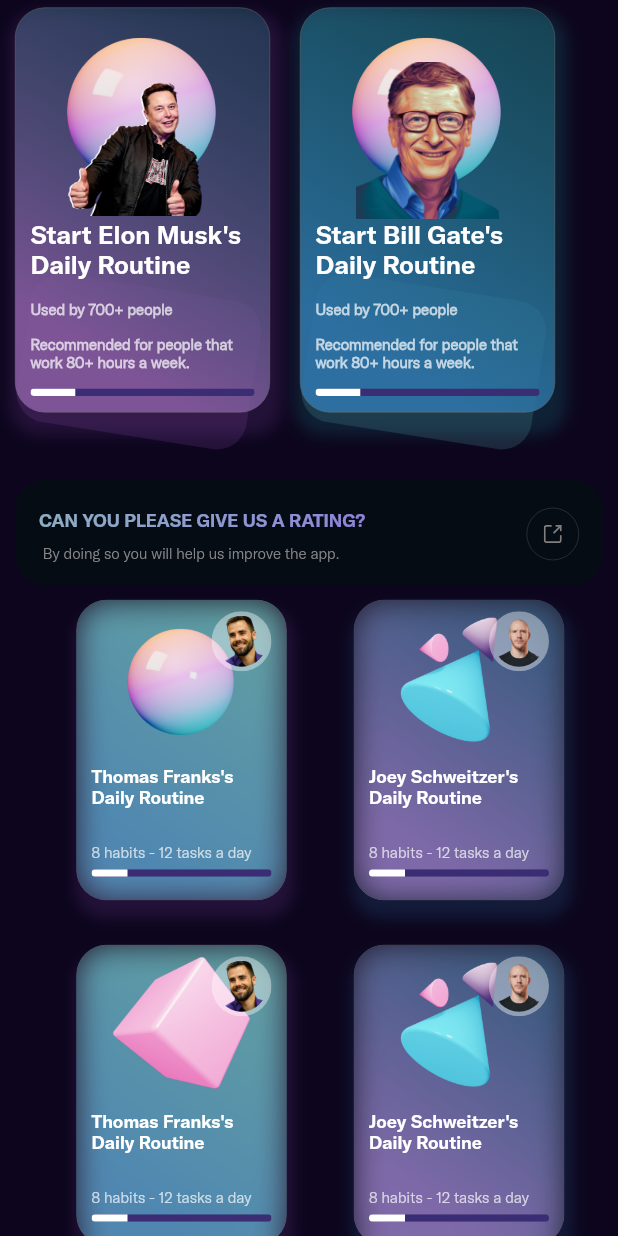
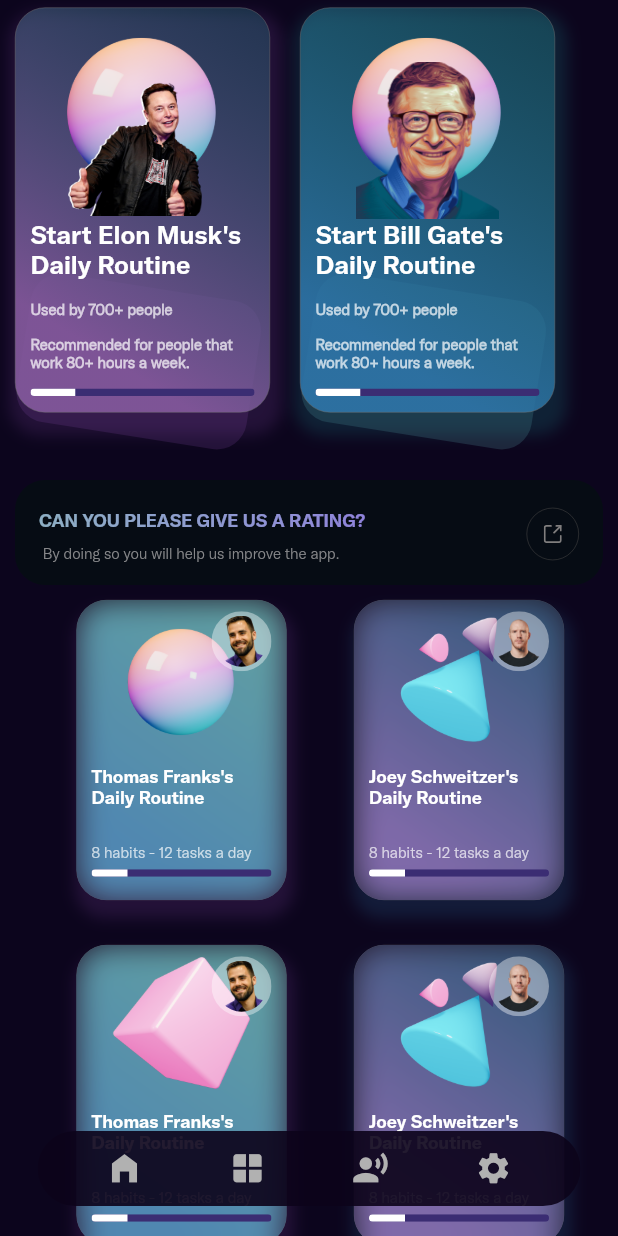
Before and after one commit to ANORAK-MATTFLY/habit_master, a Flutter app: the screen it shows after launch, scrolled down 100 dp, on a phone screen of 412 x 824 dp. Run offline on Flutter 3.47's test engine with Material 2 defaults, Android fonts, the phone set to English and light mode, and no system bars; drawn by our look-alikes of blur, simple_gradient_text; our stand-ins replace flutter_bloc, flutter_svg, lottie, outline_gradient_button, percent_indicator, rive and 2 more.

Commit message:
feature: bottom app bar

```diff
--- a/lib/features/home/presentation/pages/home_page.dart
+++ b/lib/features/home/presentation/pages/home_page.dart
@@ -12,6 +12,7 @@
 import 'package:habit_master/features/home/presentation/widgets/large_card.dart';
 
 import '../../../auth/presentaation/pages/onboarding_screen.dart';
+import '../widgets/bottom_app_bar.dart';
 
 class HomePage extends StatefulWidget {
   const HomePage({Key? key}) : super(key: key);
@@ -230,7 +231,9 @@
                   ],
                 ),
               ],
-              body: Container(
+              body: Stack(
+                children: [
+                  Container(
                     height: height,
                     width: double.infinity,
                     decoration: const BoxDecoration(color: Color(0xFF0C051D)),
@@ -244,6 +247,8 @@
                           const SizedBox(height: 10.0),
                     ),
                   ),
+                ],
+              ),
             ),
             BlocBuilder<OnboardingCubit, bool>(
               bloc: _canDisplayOnboardingScreen,
@@ -251,13 +256,11 @@
                 top: 0.0,
                 child: Visibility(
                   visible: canDisplayOnboardingScreen,
-                  child: ShowUpAnimation(
-                    animationDuration: const Duration(milliseconds: 300),
-                    delayStart: const Duration(milliseconds: 0),
-                    curve: Curves.bounceIn,
-                    direction: Direction.vertical,
-                    offset: 0.2,
-                    child: const OnboardingScreen(
+                  child: const AnimatedAlign(
+                    alignment: Alignment.topCenter,
+                    duration: Duration(milliseconds: 500),
+                    curve: Curves.decelerate,
+                    child: OnboardingScreen(
                       key: Key('e'),
                     ),
                   ),
--- /dev/null
+++ b/lib/features/home/presentation/widgets/bottom_app_bar.dart
@@ -0,0 +1,100 @@
+import 'package:flutter/material.dart';
+import 'package:habit_master/features/home/presentation/pages/home_page.dart';
+
+import '../../../routine/presentation/pages/daily_routine_page.dart';
+
+class SuspendedBottomAppBar extends StatefulWidget {
+  const SuspendedBottomAppBar({Key? key}) : super(key: key);
+
+  @override
+  State<SuspendedBottomAppBar> createState() => _SuspendedBottomAppBarState();
+}
+
+class _SuspendedBottomAppBarState extends State<SuspendedBottomAppBar> {
+  int index = 0;
+  @override
+  Widget build(BuildContext context) {
+    final width = MediaQuery.of(context).size.width;
+    final height = MediaQuery.of(context).size.height;
+    final screens = [const HomePage(), const DailyRoutine()];
+    return Material(
+      child: SizedBox(
+        height: height,
+        width: width,
+        child: Stack(
+          children: [
+            screens[index],
+            Align(
+              alignment: Alignment.bottomCenter,
+              child: Padding(
+                padding: const EdgeInsets.only(bottom: 20.0),
+                child: ClipRRect(
+                  borderRadius: const BorderRadius.all(Radius.circular(30.0)),
+                  child: Container(
+                      height: 50.0,
+                      width: (width - 50.0),
+                      decoration: const BoxDecoration(
+                        color: Color.fromARGB(231, 12, 3, 26),
+                      ),
+                      child: Row(
+                        mainAxisAlignment: MainAxisAlignment.spaceEvenly,
+                        children: [
+                          IconButton(
+                            onPressed: () {
+                              setState(() {
+                                index = 0;
+                              });
+                            },
+                            icon: const Icon(
+                              Icons.home_filled,
+                              size: 25.0,
+                              color: Color.fromARGB(255, 177, 177, 177),
+                            ),
+                          ),
+                          IconButton(
+                            onPressed: () {
+                              setState(() {
+                                index = 1;
+                              });
+                            },
+                            icon: const Icon(
+                              Icons.window_rounded,
+                              size: 25.0,
+                              color: Color.fromARGB(255, 177, 177, 177),
+                            ),
+                          ),
+                          IconButton(
+                            onPressed: () {
+                              setState(() {
+                                index = 2;
+                              });
+                            },
+                            icon: const Icon(
+                              Icons.record_voice_over,
+                              size: 25.0,
+                              color: Color.fromARGB(255, 177, 177, 177),
+                            ),
+                          ),
+                          IconButton(
+                            onPressed: () {
+                              setState(() {
+                                index = 3;
+                              });
+                            },
+                            icon: const Icon(
+                              Icons.settings,
+                              size: 25.0,
+                              color: Color.fromARGB(255, 177, 177, 177),
+                            ),
+                          ),
+                        ],
+                      )),
+                ),
+              ),
+            ),
+          ],
+        ),
+      ),
+    );
+  }
+}
--- a/lib/main.dart
+++ b/lib/main.dart
@@ -3,6 +3,7 @@
 import 'package:habit_master/shared/bloc/onboarding_cubit.dart';
 import 'features/auth/presentaation/pages/onboarding_screen.dart';
 import 'features/home/presentation/pages/home_page.dart';
+import 'features/home/presentation/widgets/bottom_app_bar.dart';
 
 void main() {
   runApp(
@@ -14,15 +15,20 @@
   const MyApp({Key? key}) : super(key: key);
   @override
   Widget build(BuildContext context) {
-    return BlocProvider(
-      create: (_) => OnboardingCubit(),
+    return MultiBlocProvider(
+      providers: [
+        BlocProvider(
+          create: (_) => OnboardingCubit(),
+          child: const HomePage(),
+        ),
+      ],
       child: MaterialApp(
         debugShowCheckedModeBanner: false,
         title: 'Habits Master',
         theme: ThemeData(
           primarySwatch: Colors.blue,
         ),
-        home: const HomePage(),
+        home: const SuspendedBottomAppBar(),
       ),
     );
   }
--- a/pubspec.yaml
+++ b/pubspec.yaml
@@ -39,7 +39,7 @@
   syncfusion_flutter_charts: ^19.4.43
   outline_gradient_button: ^2.0.0+1
   show_up_animation: ^2.0.0
-
+  percent_indicator: ^4.0.0
   #UI
   rive: ^0.9.0
   # The following adds the Cupertino Icons font to your application.
```
Also changed, not shown: lib/features/auth/presentaation/bloc/sign_in_cubit.dart (added, +7 -0 lines), lib/features/auth/presentaation/pages/onboarding_screen.dart (+35 -29 lines), lib/features/routine/presentation/pages/daily_routine_page.dart (+35 -9 lines), pubspec.lock, 1 other file. Lines whose indentation alone changed are shown as unchanged.
